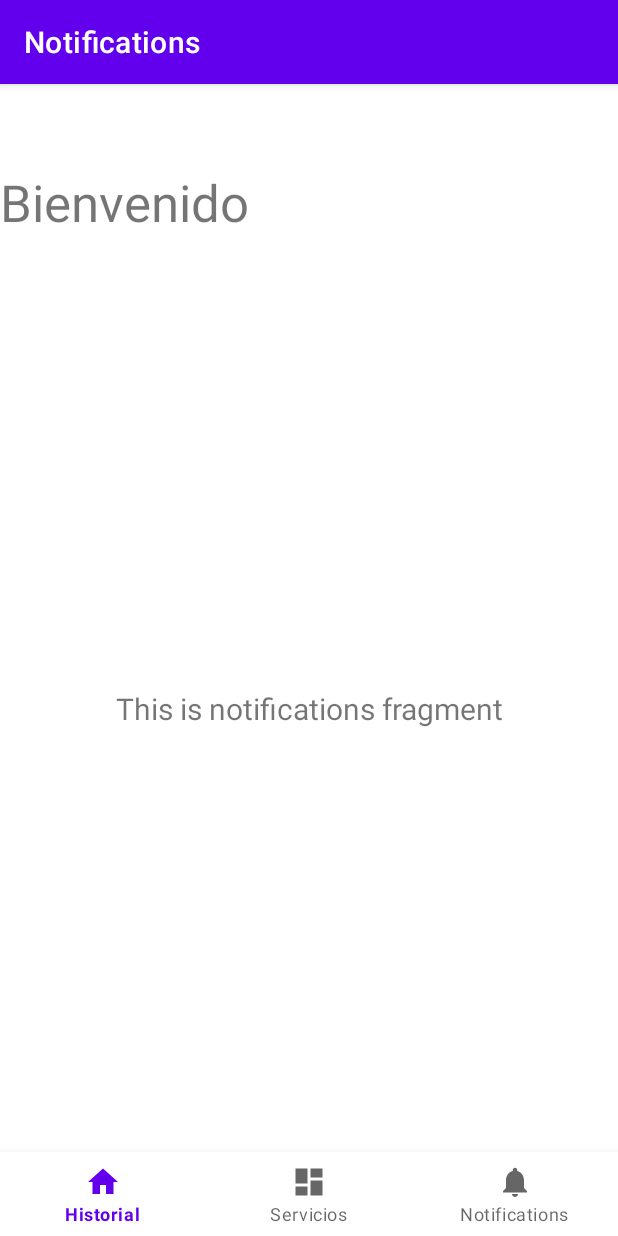
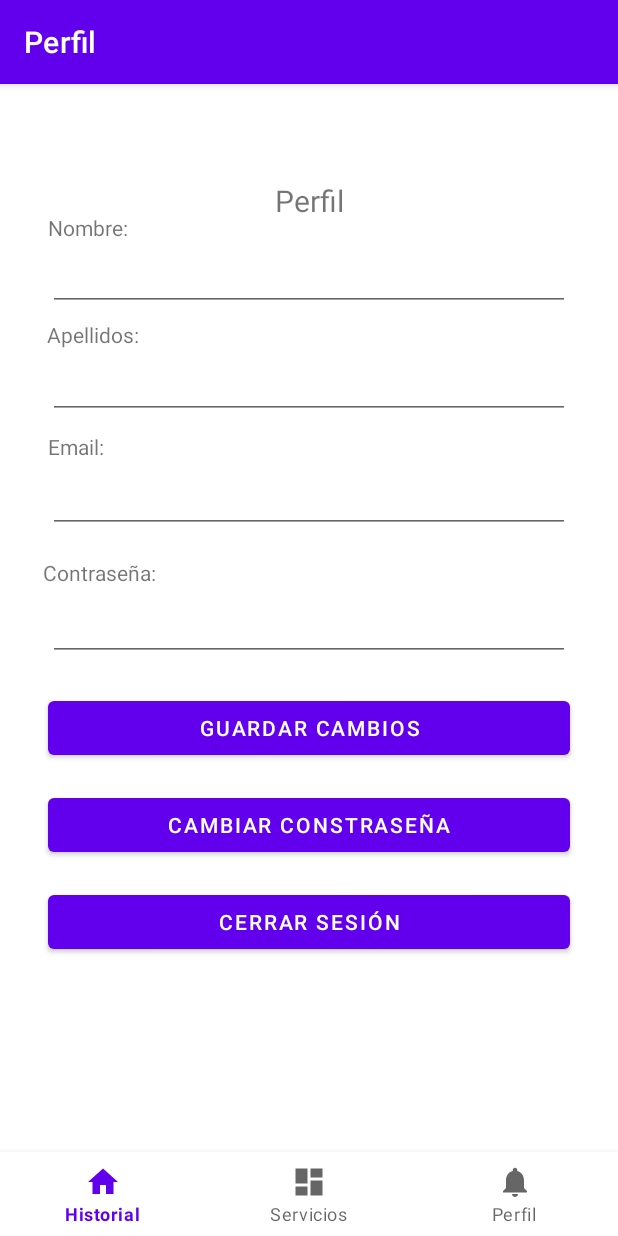
Before and after one commit to gregorio1297/MiDoctor-PairCoding, an Android app: the PerfilFragment screen opened through its navigation route, on a phone screen of 412 x 824 dp. Run offline under Robolectric (Android 15) with nearby library versions, the phone set to English and light mode, and no system bars; our stand-ins replace navigation-ui; 1 statement that could not run was skipped.

Commit message:
Update profile fragment

```diff
--- a/Proyecto/app/src/main/java/com/example/midoctor/LoginActivity.java
+++ b/Proyecto/app/src/main/java/com/example/midoctor/LoginActivity.java
@@ -35,13 +35,13 @@ public class LoginActivity extends AppCompatActivity {
                 else{
                     Boolean check=db.checkuserpassword(user,pass);
                     if (check==true){
-                        Toast.makeText(LoginActivity.this, "Bienvenido", Toast.LENGTH_SHORT).show();
+                        Toast.makeText(LoginActivity.this, "Bienvenido "+user, Toast.LENGTH_SHORT).show();
                         Intent intent=new Intent(getApplicationContext(),PrincipalActivity.class);
                         startActivity(intent);
 
                     }
                     else{
-                        Toast.makeText(LoginActivity.this, "Erro, verificar usuario o contraseña", Toast.LENGTH_SHORT).show();
+                        Toast.makeText(LoginActivity.this, "Error, verificar usuario o contraseña", Toast.LENGTH_SHORT).show();
                     }
                 }
 
--- a/Proyecto/app/src/main/java/com/example/midoctor/PrincipalActivity.java
+++ b/Proyecto/app/src/main/java/com/example/midoctor/PrincipalActivity.java
@@ -27,7 +27,7 @@ public class PrincipalActivity extends AppCompatActivity {
         // Passing each menu ID as a set of Ids because each
         // menu should be considered as top level destinations.
         AppBarConfiguration appBarConfiguration = new AppBarConfiguration.Builder(
-                R.id.navigation_historial,R.id.navigation_servicios, R.id.navigation_notifications)
+                R.id.navigation_historial,R.id.navigation_servicios, R.id.navigation_perfil)
                 .build();
         NavController navController = Navigation.findNavController(this, R.id.nav_host_fragment_activity_principal);
         NavigationUI.setupActionBarWithNavController(this, navController, appBarConfiguration);
--- a/Proyecto/app/src/main/java/com/example/midoctor/RegisterActivity.java
+++ b/Proyecto/app/src/main/java/com/example/midoctor/RegisterActivity.java
@@ -34,7 +34,7 @@ public class RegisterActivity extends AppCompatActivity {
                 String apel=apellido.getText().toString();
                 String user=username.getText().toString();
                 String pass=password.getText().toString();
-                Integer cont=2;
+                Integer cont=5;
                 Usuario obj=new Usuario(cont,nom,apel,user,pass);
                 if (nom.equals("")||apel.equals("")||user.equals("")||pass.equals("")){
                     Toast.makeText(RegisterActivity.this, "Rellenar todos los datos", Toast.LENGTH_SHORT).show();
--- a/Proyecto/app/src/main/java/com/example/midoctor/ui/Perfil/NotificationsFragment.java
+++ b/Proyecto/app/src/main/java/com/example/midoctor/ui/Perfil/PerfilFragment.java
@@ -4,6 +4,7 @@ import android.os.Bundle;
 import android.view.LayoutInflater;
 import android.view.View;
 import android.view.ViewGroup;
+import android.widget.Button;
 import android.widget.TextView;
 
 import androidx.annotation.NonNull;
@@ -12,23 +13,30 @@ import androidx.fragment.app.Fragment;
 import androidx.lifecycle.Observer;
 import androidx.lifecycle.ViewModelProvider;
 
-import com.example.midoctor.databinding.FragmentNotificationsBinding;
+import com.example.midoctor.DatabaseHelper;
+import com.example.midoctor.R;
+import com.example.midoctor.databinding.FragmentPerfilBinding;
 
-public class NotificationsFragment extends Fragment {
 
-    private NotificationsViewModel notificationsViewModel;
-    private FragmentNotificationsBinding binding;
+public class PerfilFragment extends Fragment {
+
+    private PerfilViewModel perfilViewModel;
+    private FragmentPerfilBinding binding;
+    TextView viewname,viewlastname,viewuser,viewpass;
+    Button savechanges ;
+    DatabaseHelper db;
 
     public View onCreateView(@NonNull LayoutInflater inflater,
                              ViewGroup container, Bundle savedInstanceState) {
-        notificationsViewModel =
-                new ViewModelProvider(this).get(NotificationsViewModel.class);
+        perfilViewModel =
+                new ViewModelProvider(this).get(PerfilViewModel.class);
 
-        binding = FragmentNotificationsBinding.inflate(inflater, container, false);
+
+        binding = FragmentPerfilBinding.inflate(inflater, container, false);
         View root = binding.getRoot();
 
-        final TextView textView = binding.textNotifications;
-        notificationsViewModel.getText().observe(getViewLifecycleOwner(), new Observer<String>() {
+        final TextView textView = binding.textPerfil;
+        perfilViewModel.getText().observe(getViewLifecycleOwner(), new Observer<String>() {
             @Override
             public void onChanged(@Nullable String s) {
                 textView.setText(s);
@@ -37,6 +45,8 @@ public class NotificationsFragment extends Fragment {
         return root;
     }
 
+
+
     @Override
     public void onDestroyView() {
         super.onDestroyView();
--- a/Proyecto/app/src/main/java/com/example/midoctor/ui/Perfil/NotificationsViewModel.java
+++ b/Proyecto/app/src/main/java/com/example/midoctor/ui/Perfil/PerfilViewModel.java
@@ -4,13 +4,13 @@ import androidx.lifecycle.LiveData;
 import androidx.lifecycle.MutableLiveData;
 import androidx.lifecycle.ViewModel;
 
-public class NotificationsViewModel extends ViewModel {
+public class PerfilViewModel extends ViewModel {
 
     private MutableLiveData<String> mText;
 
-    public NotificationsViewModel() {
+    public PerfilViewModel() {
         mText = new MutableLiveData<>();
-        mText.setValue("This is notifications fragment");
+        mText.setValue("Perfil");
     }
 
     public LiveData<String> getText() {
--- a/Proyecto/app/src/main/res/layout/activity_principal.xml
+++ b/Proyecto/app/src/main/res/layout/activity_principal.xml
@@ -20,7 +20,7 @@
     <fragment
         android:id="@+id/nav_host_fragment_activity_principal"
         android:name="androidx.navigation.fragment.NavHostFragment"
-        android:layout_width="match_parent"
+        android:layout_width="0dp"
         android:layout_height="match_parent"
         app:defaultNavHost="true"
         app:layout_constraintBottom_toTopOf="@id/nav_view"
@@ -31,17 +31,4 @@
         app:layout_constraintVertical_bias="0.0"
         app:navGraph="@navigation/mobile_navigation" />
 
-    <TextView
-        android:id="@+id/textView3"
-        android:layout_width="wrap_content"
-        android:layout_height="wrap_content"
-        android:text="Bienvenido"
-        android:textSize="34sp"
-        app:layout_constraintBottom_toBottomOf="@+id/nav_view"
-        app:layout_constraintEnd_toEndOf="parent"
-        app:layout_constraintHorizontal_bias="0.0"
-        app:layout_constraintStart_toStartOf="parent"
-        app:layout_constraintTop_toTopOf="@+id/nav_host_fragment_activity_principal"
-        app:layout_constraintVertical_bias="0.0" />
-
 </androidx.constraintlayout.widget.ConstraintLayout>
--- a/Proyecto/app/src/main/res/layout/fragment_notifications.xml
+++ /dev/null
@@ -1,22 +0,0 @@
-<?xml version="1.0" encoding="utf-8"?>
-<androidx.constraintlayout.widget.ConstraintLayout xmlns:android="http://schemas.android.com/apk/res/android"
-    xmlns:app="http://schemas.android.com/apk/res-auto"
-    xmlns:tools="http://schemas.android.com/tools"
-    android:layout_width="match_parent"
-    android:layout_height="match_parent"
-    tools:context=".ui.Perfil.NotificationsFragment">
-
-    <TextView
-        android:id="@+id/text_notifications"
-        android:layout_width="match_parent"
-        android:layout_height="wrap_content"
-        android:layout_marginStart="8dp"
-        android:layout_marginTop="8dp"
-        android:layout_marginEnd="8dp"
-        android:textAlignment="center"
-        android:textSize="20sp"
-        app:layout_constraintBottom_toBottomOf="parent"
-        app:layout_constraintEnd_toEndOf="parent"
-        app:layout_constraintStart_toStartOf="parent"
-        app:layout_constraintTop_toTopOf="parent" />
-</androidx.constraintlayout.widget.ConstraintLayout>
--- /dev/null
+++ b/Proyecto/app/src/main/res/layout/fragment_perfil.xml
@@ -0,0 +1,182 @@
+<?xml version="1.0" encoding="utf-8"?>
+<androidx.constraintlayout.widget.ConstraintLayout xmlns:android="http://schemas.android.com/apk/res/android"
+    xmlns:app="http://schemas.android.com/apk/res-auto"
+    xmlns:tools="http://schemas.android.com/tools"
+    android:layout_width="match_parent"
+    android:layout_height="match_parent"
+    tools:context=".ui.Perfil.PerfilFragment">
+
+    <TextView
+        android:id="@+id/text_perfil"
+        android:layout_width="match_parent"
+        android:layout_height="wrap_content"
+        android:layout_marginStart="8dp"
+        android:layout_marginTop="8dp"
+        android:layout_marginEnd="8dp"
+        android:textAlignment="center"
+        android:textSize="20sp"
+        app:layout_constraintBottom_toBottomOf="parent"
+        app:layout_constraintEnd_toEndOf="parent"
+        app:layout_constraintHorizontal_bias="0.0"
+        app:layout_constraintStart_toStartOf="parent"
+        app:layout_constraintTop_toTopOf="parent"
+        app:layout_constraintVertical_bias="0.0" />
+
+    <EditText
+        android:id="@+id/nombre_user3"
+        android:layout_width="match_parent"
+        android:layout_height="wrap_content"
+        android:layout_marginStart="32dp"
+        android:layout_marginEnd="32dp"
+        android:ems="10"
+        android:labelFor="@+id/viewname"
+        android:inputType="textPersonName"
+        android:text=""
+        app:layout_constraintBottom_toBottomOf="parent"
+        app:layout_constraintEnd_toEndOf="parent"
+        app:layout_constraintHorizontal_bias="0.0"
+        app:layout_constraintStart_toStartOf="parent"
+        app:layout_constraintTop_toBottomOf="@+id/text_perfil"
+        app:layout_constraintVertical_bias="0.023" />
+
+    <EditText
+        android:id="@+id/lastname_user3"
+        android:layout_width="match_parent"
+        android:layout_height="wrap_content"
+        android:layout_marginStart="32dp"
+        android:layout_marginEnd="32dp"
+        android:ems="10"
+        android:labelFor="@+id/viewlastname"
+        android:inputType="textPersonName"
+        android:text=""
+        app:layout_constraintBottom_toBottomOf="parent"
+        app:layout_constraintEnd_toEndOf="parent"
+        app:layout_constraintHorizontal_bias="0.497"
+        app:layout_constraintStart_toStartOf="parent"
+        app:layout_constraintTop_toBottomOf="@+id/nombre_user3"
+        app:layout_constraintVertical_bias="0.047" />
+
+    <EditText
+        android:id="@+id/user_name3"
+        android:layout_width="match_parent"
+        android:layout_height="wrap_content"
+        android:layout_marginStart="32dp"
+        android:layout_marginEnd="32dp"
+        android:ems="10"
+        android:labelFor="@+id/viewuser"
+        android:inputType="textEmailAddress"
+        app:layout_constraintBottom_toBottomOf="parent"
+        app:layout_constraintEnd_toEndOf="parent"
+        app:layout_constraintHorizontal_bias="0.497"
+        app:layout_constraintStart_toStartOf="parent"
+        app:layout_constraintTop_toBottomOf="@+id/lastname_user3"
+        app:layout_constraintVertical_bias="0.062" />
+
+    <EditText
+        android:id="@+id/password3"
+        android:layout_width="match_parent"
+        android:layout_height="wrap_content"
+        android:layout_marginStart="32dp"
+        android:layout_marginEnd="32dp"
+        android:ems="10"
+        android:labelFor="@+id/viewpass"
+        android:inputType="textPassword"
+        app:layout_constraintBottom_toBottomOf="parent"
+        app:layout_constraintEnd_toEndOf="parent"
+        app:layout_constraintHorizontal_bias="0.497"
+        app:layout_constraintStart_toStartOf="parent"
+        app:layout_constraintTop_toBottomOf="@+id/user_name3"
+        app:layout_constraintVertical_bias="0.094" />
+
+    <Button
+        android:id="@+id/savechanges_button"
+        android:layout_width="match_parent"
+        android:layout_height="wrap_content"
+        android:layout_marginStart="32dp"
+        android:layout_marginEnd="32dp"
+        android:text="@string/savechanges"
+        app:layout_constraintBottom_toBottomOf="parent"
+        app:layout_constraintEnd_toEndOf="parent"
+        app:layout_constraintHorizontal_bias="0.0"
+        app:layout_constraintStart_toStartOf="parent"
+        app:layout_constraintTop_toBottomOf="@+id/password3"
+        app:layout_constraintVertical_bias="0.062" />
+
+    <Button
+        android:id="@+id/changepass_button"
+        android:layout_width="match_parent"
+        android:layout_height="wrap_content"
+        android:layout_marginStart="32dp"
+        android:layout_marginEnd="32dp"
+        android:text="@string/changepass"
+        app:layout_constraintBottom_toBottomOf="parent"
+        app:layout_constraintEnd_toEndOf="parent"
+        app:layout_constraintHorizontal_bias="0.0"
+        app:layout_constraintStart_toStartOf="parent"
+        app:layout_constraintTop_toBottomOf="@+id/savechanges_button"
+        app:layout_constraintVertical_bias="0.063" />
+
+    <Button
+        android:id="@+id/logout_button"
+        android:layout_width="match_parent"
+        android:layout_height="wrap_content"
+        android:layout_marginStart="32dp"
+        android:layout_marginEnd="32dp"
+        android:text="@string/logout"
+        app:layout_constraintBottom_toBottomOf="parent"
+        app:layout_constraintEnd_toEndOf="parent"
+        app:layout_constraintHorizontal_bias="0.0"
+        app:layout_constraintStart_toStartOf="parent"
+        app:layout_constraintTop_toBottomOf="@+id/changepass_button"
+        app:layout_constraintVertical_bias="0.083" />
+
+    <TextView
+        android:id="@+id/viewname"
+        android:layout_width="wrap_content"
+        android:layout_height="wrap_content"
+        android:text="Nombre:"
+        app:layout_constraintBottom_toBottomOf="parent"
+        app:layout_constraintEnd_toEndOf="parent"
+        app:layout_constraintHorizontal_bias="0.09"
+        app:layout_constraintStart_toStartOf="parent"
+        app:layout_constraintTop_toTopOf="parent"
+        app:layout_constraintVertical_bias="0.043" />
+
+    <TextView
+        android:id="@+id/viewuser"
+        android:layout_width="wrap_content"
+        android:layout_height="wrap_content"
+        android:text="Email:"
+        app:layout_constraintBottom_toBottomOf="parent"
+        app:layout_constraintEnd_toEndOf="parent"
+        app:layout_constraintHorizontal_bias="0.086"
+        app:layout_constraintStart_toStartOf="parent"
+        app:layout_constraintTop_toTopOf="parent"
+        app:layout_constraintVertical_bias="0.254" />
+
+    <TextView
+        android:id="@+id/viewpass"
+        android:layout_width="wrap_content"
+        android:layout_height="wrap_content"
+        android:text="Contraseña:"
+        app:layout_constraintBottom_toBottomOf="parent"
+        app:layout_constraintEnd_toEndOf="parent"
+        app:layout_constraintHorizontal_bias="0.085"
+        app:layout_constraintStart_toStartOf="parent"
+        app:layout_constraintTop_toTopOf="parent"
+        app:layout_constraintVertical_bias="0.375" />
+
+    <TextView
+        android:id="@+id/viewlastname"
+        android:layout_width="wrap_content"
+        android:layout_height="wrap_content"
+        android:text="Apellidos:"
+        app:layout_constraintBottom_toBottomOf="parent"
+        app:layout_constraintEnd_toEndOf="parent"
+        app:layout_constraintHorizontal_bias="0.089"
+        app:layout_constraintStart_toStartOf="parent"
+        app:layout_constraintTop_toTopOf="parent"
+        app:layout_constraintVertical_bias="0.146" />
+
+
+</androidx.constraintlayout.widget.ConstraintLayout>
--- a/Proyecto/app/src/main/res/menu/bottom_nav_menu.xml
+++ b/Proyecto/app/src/main/res/menu/bottom_nav_menu.xml
@@ -12,8 +12,8 @@
         android:title="@string/title_servicios" />
 
     <item
-        android:id="@+id/navigation_notifications"
+        android:id="@+id/navigation_perfil"
         android:icon="@drawable/ic_notifications_black_24dp"
-        android:title="@string/title_notifications" />
+        android:title="@string/title_perfil" />
 
 </menu>
--- a/Proyecto/app/src/main/res/navigation/mobile_navigation.xml
+++ b/Proyecto/app/src/main/res/navigation/mobile_navigation.xml
@@ -18,8 +18,8 @@
         tools:layout="@layout/fragment_servicios" />
 
     <fragment
-        android:id="@+id/navigation_notifications"
-        android:name="com.example.midoctor.ui.Perfil.NotificationsFragment"
-        android:label="@string/title_notifications"
-        tools:layout="@layout/fragment_notifications" />
+        android:id="@+id/navigation_perfil"
+        android:name="com.example.midoctor.ui.Perfil.PerfilFragment"
+        android:label="@string/title_perfil"
+        tools:layout="@layout/fragment_perfil" />
 </navigation>
--- a/Proyecto/app/src/main/res/values/strings.xml
+++ b/Proyecto/app/src/main/res/values/strings.xml
@@ -5,5 +5,8 @@
     <string name="title_activity_principal">PrincipalActivity</string>
     <string name="title_historial">Historial</string>
     <string name="title_servicios">Servicios</string>
-    <string name="title_notifications">Notifications</string>
+    <string name="title_perfil">Perfil</string>
+    <string name="savechanges">Guardar Cambios</string>
+    <string name="changepass">Cambiar Constraseña</string>
+    <string name="logout">Cerrar Sesión</string>
 </resources>
```
